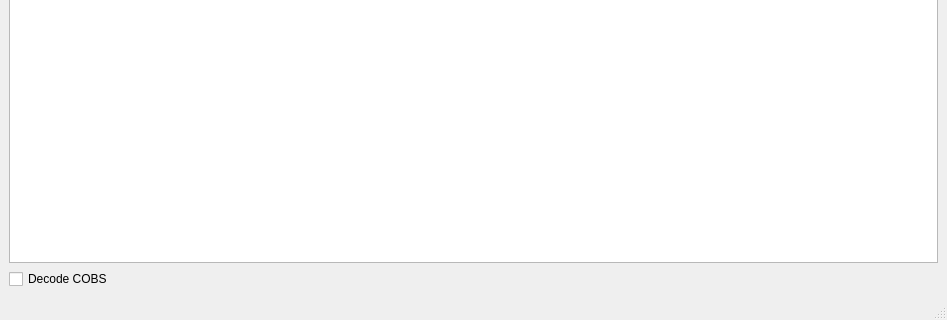
First picture: the form in Console/consoleView.ui, repository erudisill/bitstorm-gateway, before the edit; both pictures show x 0 to 947 and y 383 to 703 of the 947 by 703 pixel window.
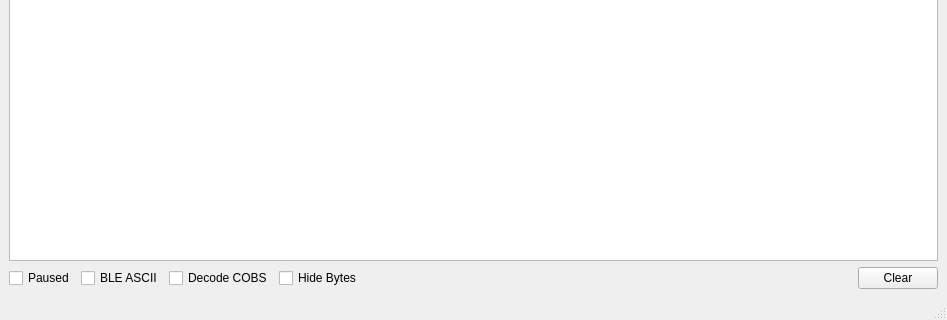
Second picture: the form after the edit.

Commit message: Added pause, clear, hide bytes, and BLE ASCII

```diff
--- a/Console/consoleView.ui
+++ b/Console/consoleView.ui
@@ -132,6 +132,20 @@
     </item>
     <item>
      <layout class="QHBoxLayout" name="horizontalLayout_3">
+      <item>
+       <widget class="QCheckBox" name="checkPaused">
+        <property name="text">
+         <string>Paused</string>
+        </property>
+       </widget>
+      </item>
+      <item>
+       <widget class="QCheckBox" name="checkBleAscii">
+        <property name="text">
+         <string>BLE ASCII</string>
+        </property>
+       </widget>
+      </item>
       <item>
        <widget class="QCheckBox" name="checkDecodeCobs">
         <property name="text">
@@ -139,6 +153,33 @@
         </property>
        </widget>
       </item>
+      <item>
+       <widget class="QCheckBox" name="checkHideBytes">
+        <property name="text">
+         <string>Hide Bytes</string>
+        </property>
+       </widget>
+      </item>
+      <item>
+       <spacer name="horizontalSpacer">
+        <property name="orientation">
+         <enum>Qt::Horizontal</enum>
+        </property>
+        <property name="sizeHint" stdset="0">
+         <size>
+          <width>40</width>
+          <height>20</height>
+         </size>
+        </property>
+       </spacer>
+      </item>
+      <item>
+       <widget class="QPushButton" name="buttonClear">
+        <property name="text">
+         <string>Clear</string>
+        </property>
+       </widget>
+      </item>
      </layout>
     </item>
    </layout>
```
The commit also changes 3 other files.
